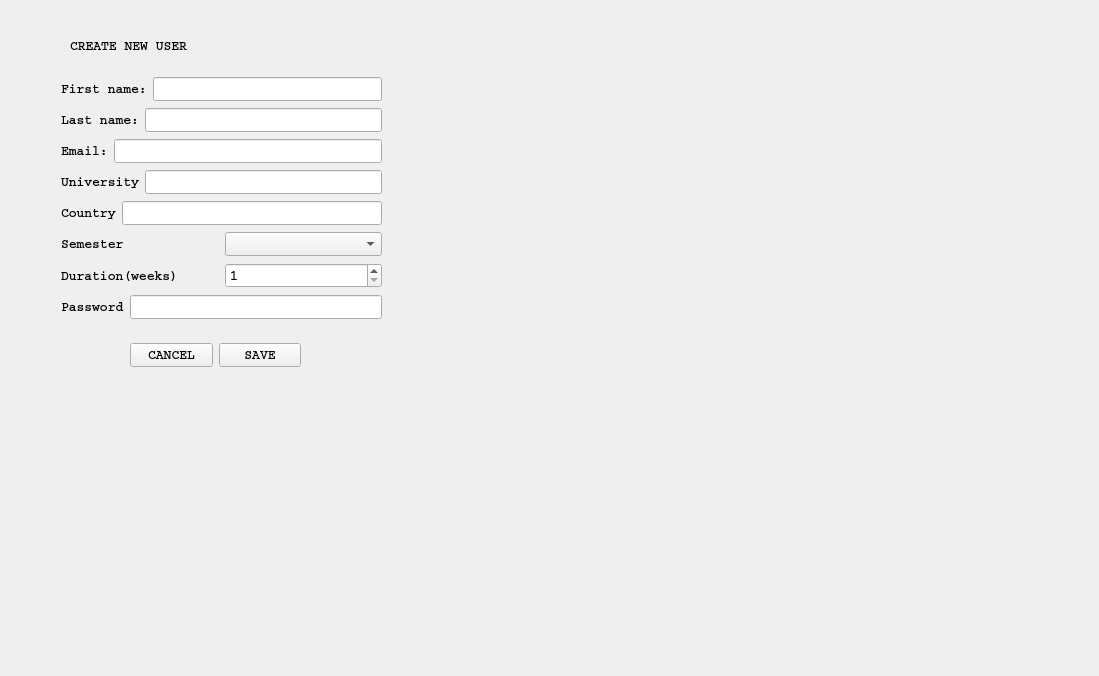
Qt form newstudent.ui (casalete/ErasmusIo) before a commit.
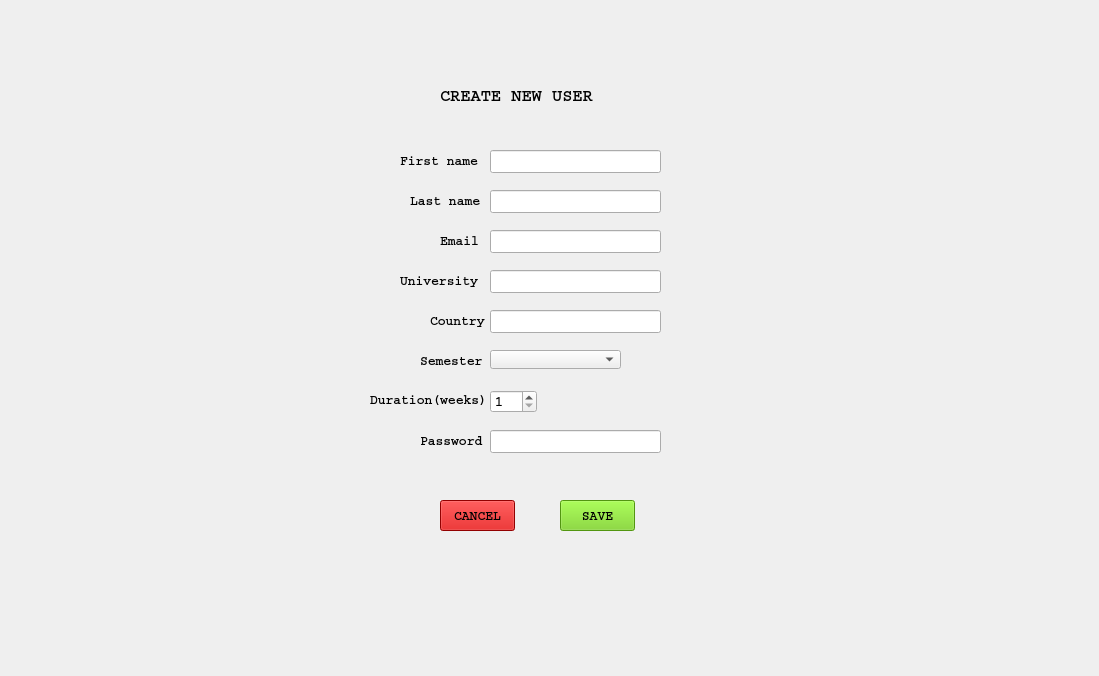
The same form after that commit. Icons and pictures are not drawn.

```diff
--- a/newstudent.ui
+++ b/newstudent.ui
@@ -16,24 +16,19 @@
   <property name="styleSheet">
    <string notr="true">background-image: url(:/triupd.png);</string>
   </property>
-  <widget class="QWidget" name="layoutWidget">
+  <widget class="QLabel" name="label">
    <property name="geometry">
     <rect>
-     <x>61</x>
-     <y>76</y>
-     <width>321</width>
-     <height>251</height>
+     <x>440</x>
+     <y>80</y>
+     <width>161</width>
+     <height>31</height>
     </rect>
    </property>
-   <layout class="QVBoxLayout" name="verticalLayout">
-    <item>
-     <layout class="QHBoxLayout" name="horizontalLayout">
-      <item>
-       <widget class="QLabel" name="label_3">
         <property name="font">
          <font>
           <family>Courier</family>
-          <pointsize>10</pointsize>
+     <pointsize>13</pointsize>
           <weight>75</weight>
           <bold>true</bold>
          </font>
@@ -42,62 +37,18 @@
          <string notr="true">background: transparent;</string>
         </property>
         <property name="text">
-         <string>First name:</string>
-        </property>
-       </widget>
-      </item>
-      <item>
-       <widget class="QLineEdit" name="lineEdit_firstName">
-        <property name="font">
-         <font>
-          <family>Courier</family>
-          <pointsize>10</pointsize>
-          <weight>75</weight>
-          <bold>true</bold>
-         </font>
-        </property>
-       </widget>
-      </item>
-     </layout>
-    </item>
-    <item>
-     <layout class="QHBoxLayout" name="horizontalLayout_2">
-      <item>
-       <widget class="QLabel" name="label_4">
-        <property name="font">
-         <font>
-          <family>Courier</family>
-          <pointsize>10</pointsize>
-          <weight>75</weight>
-          <bold>true</bold>
-         </font>
-        </property>
-        <property name="styleSheet">
-         <string notr="true">background: transparent;</string>
-        </property>
-        <property name="text">
-         <string>Last name:</string>
-        </property>
-       </widget>
-      </item>
-      <item>
+    <string>CREATE NEW USER</string>
+   </property>
+  </widget>
        <widget class="QLineEdit" name="lineEdit_lastName">
-        <property name="font">
-         <font>
-          <family>Courier</family>
-          <pointsize>10</pointsize>
-          <weight>75</weight>
-          <bold>true</bold>
-         </font>
-        </property>
-       </widget>
-      </item>
-     </layout>
-    </item>
-    <item>
-     <layout class="QHBoxLayout" name="horizontalLayout_3">
-      <item>
-       <widget class="QLabel" name="label_5">
+   <property name="geometry">
+    <rect>
+     <x>490</x>
+     <y>190</y>
+     <width>171</width>
+     <height>23</height>
+    </rect>
+   </property>
         <property name="font">
          <font>
           <family>Courier</family>
@@ -106,32 +57,16 @@
           <bold>true</bold>
          </font>
         </property>
-        <property name="styleSheet">
-         <string notr="true">background: transparent;</string>
-        </property>
-        <property name="text">
-         <string>Email:</string>
-        </property>
-       </widget>
-      </item>
-      <item>
-       <widget class="QLineEdit" name="lineEdit_email">
-        <property name="font">
-         <font>
-          <family>Courier</family>
-          <pointsize>10</pointsize>
-          <weight>75</weight>
-          <bold>true</bold>
-         </font>
-        </property>
-       </widget>
-      </item>
-     </layout>
-    </item>
-    <item>
-     <layout class="QHBoxLayout" name="horizontalLayout_4">
-      <item>
-       <widget class="QLabel" name="label_2">
+  </widget>
+  <widget class="QLabel" name="label_4">
+   <property name="geometry">
+    <rect>
+     <x>410</x>
+     <y>190</y>
+     <width>78</width>
+     <height>21</height>
+    </rect>
+   </property>
         <property name="font">
          <font>
           <family>Courier</family>
@@ -144,28 +79,18 @@
          <string notr="true">background: transparent;</string>
         </property>
         <property name="text">
-         <string>University</string>
-        </property>
-       </widget>
-      </item>
-      <item>
-       <widget class="QLineEdit" name="lineEdit_university">
-        <property name="font">
-         <font>
-          <family>Courier</family>
-          <pointsize>10</pointsize>
-          <weight>75</weight>
-          <bold>true</bold>
-         </font>
-        </property>
-       </widget>
-      </item>
-     </layout>
-    </item>
-    <item>
-     <layout class="QHBoxLayout" name="horizontalLayout_5">
-      <item>
+    <string>Last name</string>
+   </property>
+  </widget>
        <widget class="QLabel" name="label_7">
+   <property name="geometry">
+    <rect>
+     <x>430</x>
+     <y>310</y>
+     <width>55</width>
+     <height>21</height>
+    </rect>
+   </property>
         <property name="font">
          <font>
           <family>Courier</family>
@@ -181,9 +106,15 @@
          <string>Country</string>
         </property>
        </widget>
-      </item>
-      <item>
        <widget class="QLineEdit" name="lineEdit_country">
+   <property name="geometry">
+    <rect>
+     <x>490</x>
+     <y>310</y>
+     <width>171</width>
+     <height>23</height>
+    </rect>
+   </property>
         <property name="font">
          <font>
           <family>Courier</family>
@@ -193,13 +124,15 @@
          </font>
         </property>
        </widget>
-      </item>
-     </layout>
-    </item>
-    <item>
-     <layout class="QHBoxLayout" name="horizontalLayout_6">
-      <item>
-       <widget class="QLabel" name="label_8">
+  <widget class="QLabel" name="label_2">
+   <property name="geometry">
+    <rect>
+     <x>400</x>
+     <y>270</y>
+     <width>81</width>
+     <height>21</height>
+    </rect>
+   </property>
         <property name="font">
          <font>
           <family>Courier</family>
@@ -212,12 +145,18 @@
          <string notr="true">background: transparent;</string>
         </property>
         <property name="text">
-         <string>Semester</string>
-        </property>
-       </widget>
-      </item>
-      <item>
-       <widget class="QComboBox" name="comboBox_semester">
+    <string>University</string>
+   </property>
+  </widget>
+  <widget class="QLineEdit" name="lineEdit_university">
+   <property name="geometry">
+    <rect>
+     <x>490</x>
+     <y>270</y>
+     <width>171</width>
+     <height>23</height>
+    </rect>
+   </property>
         <property name="font">
          <font>
           <family>Courier</family>
@@ -227,13 +166,15 @@
          </font>
         </property>
        </widget>
-      </item>
-     </layout>
-    </item>
-    <item>
-     <layout class="QHBoxLayout" name="horizontalLayout_7">
-      <item>
-       <widget class="QLabel" name="label_9">
+  <widget class="QLineEdit" name="lineEdit_firstName">
+   <property name="geometry">
+    <rect>
+     <x>490</x>
+     <y>150</y>
+     <width>171</width>
+     <height>23</height>
+    </rect>
+   </property>
         <property name="font">
          <font>
           <family>Courier</family>
@@ -242,16 +183,40 @@
           <bold>true</bold>
          </font>
         </property>
+  </widget>
+  <widget class="QLabel" name="label_3">
+   <property name="geometry">
+    <rect>
+     <x>400</x>
+     <y>150</y>
+     <width>86</width>
+     <height>21</height>
+    </rect>
+   </property>
+   <property name="font">
+    <font>
+     <family>Courier</family>
+     <pointsize>10</pointsize>
+     <weight>75</weight>
+     <bold>true</bold>
+    </font>
+   </property>
         <property name="styleSheet">
          <string notr="true">background: transparent;</string>
         </property>
         <property name="text">
-         <string>Duration(weeks)</string>
-        </property>
-       </widget>
-      </item>
-      <item>
+    <string>First name</string>
+   </property>
+  </widget>
        <widget class="QSpinBox" name="spinBox_duration">
+   <property name="geometry">
+    <rect>
+     <x>490</x>
+     <y>390</y>
+     <width>47</width>
+     <height>23</height>
+    </rect>
+   </property>
         <property name="font">
          <font>
           <family>Courier</family>
@@ -267,13 +232,15 @@
          <number>30</number>
         </property>
        </widget>
-      </item>
-     </layout>
-    </item>
-    <item>
-     <layout class="QHBoxLayout" name="horizontalLayout_8">
-      <item>
-       <widget class="QLabel" name="label_6">
+  <widget class="QLabel" name="label_9">
+   <property name="geometry">
+    <rect>
+     <x>370</x>
+     <y>390</y>
+     <width>117</width>
+     <height>20</height>
+    </rect>
+   </property>
         <property name="font">
          <font>
           <family>Courier</family>
@@ -286,12 +253,18 @@
          <string notr="true">background: transparent;</string>
         </property>
         <property name="text">
-         <string>Password</string>
-        </property>
-       </widget>
-      </item>
-      <item>
+    <string>Duration(weeks)</string>
+   </property>
+  </widget>
        <widget class="QLineEdit" name="lineEdit_password">
+   <property name="geometry">
+    <rect>
+     <x>490</x>
+     <y>430</y>
+     <width>171</width>
+     <height>23</height>
+    </rect>
+   </property>
         <property name="font">
          <font>
           <family>Courier</family>
@@ -304,18 +277,13 @@
          <enum>QLineEdit::Password</enum>
         </property>
        </widget>
-      </item>
-     </layout>
-    </item>
-   </layout>
-  </widget>
-  <widget class="QLabel" name="label">
+  <widget class="QLabel" name="label_6">
    <property name="geometry">
     <rect>
-     <x>70</x>
-     <y>30</y>
-     <width>131</width>
-     <height>31</height>
+     <x>420</x>
+     <y>430</y>
+     <width>63</width>
+     <height>21</height>
     </rect>
    </property>
    <property name="font">
@@ -330,21 +298,18 @@
     <string notr="true">background: transparent;</string>
    </property>
    <property name="text">
-    <string>CREATE NEW USER</string>
+    <string>Password</string>
    </property>
   </widget>
-  <widget class="QWidget" name="layoutWidget">
-   <property name="geometry">
-    <rect>
-     <x>130</x>
-     <y>340</y>
-     <width>171</width>
-     <height>31</height>
-    </rect>
-   </property>
-   <layout class="QHBoxLayout" name="horizontalLayout_9">
-    <item>
      <widget class="QPushButton" name="cancelButton">
+   <property name="geometry">
+    <rect>
+     <x>440</x>
+     <y>500</y>
+     <width>75</width>
+     <height>31</height>
+    </rect>
+   </property>
       <property name="font">
        <font>
         <family>Courier</family>
@@ -353,13 +318,22 @@
         <bold>true</bold>
        </font>
       </property>
+   <property name="styleSheet">
+    <string notr="true">background: rgb(204, 0, 0);</string>
+   </property>
       <property name="text">
        <string>CANCEL</string>
       </property>
      </widget>
-    </item>
-    <item>
      <widget class="QPushButton" name="submitButton">
+   <property name="geometry">
+    <rect>
+     <x>560</x>
+     <y>500</y>
+     <width>75</width>
+     <height>31</height>
+    </rect>
+   </property>
       <property name="font">
        <font>
         <family>Courier</family>
@@ -368,12 +342,96 @@
         <bold>true</bold>
        </font>
       </property>
+   <property name="styleSheet">
+    <string notr="true">background: rgb(115, 210, 22);</string>
+   </property>
       <property name="text">
        <string>SAVE</string>
       </property>
      </widget>
-    </item>
-   </layout>
+  <widget class="QLineEdit" name="lineEdit_email">
+   <property name="geometry">
+    <rect>
+     <x>490</x>
+     <y>230</y>
+     <width>171</width>
+     <height>23</height>
+    </rect>
+   </property>
+   <property name="font">
+    <font>
+     <family>Courier</family>
+     <pointsize>10</pointsize>
+     <weight>75</weight>
+     <bold>true</bold>
+    </font>
+   </property>
+  </widget>
+  <widget class="QLabel" name="label_5">
+   <property name="geometry">
+    <rect>
+     <x>440</x>
+     <y>230</y>
+     <width>47</width>
+     <height>21</height>
+    </rect>
+   </property>
+   <property name="font">
+    <font>
+     <family>Courier</family>
+     <pointsize>10</pointsize>
+     <weight>75</weight>
+     <bold>true</bold>
+    </font>
+   </property>
+   <property name="styleSheet">
+    <string notr="true">background: transparent;</string>
+   </property>
+   <property name="text">
+    <string>Email</string>
+   </property>
+  </widget>
+  <widget class="QLabel" name="label_8">
+   <property name="geometry">
+    <rect>
+     <x>420</x>
+     <y>350</y>
+     <width>63</width>
+     <height>21</height>
+    </rect>
+   </property>
+   <property name="font">
+    <font>
+     <family>Courier</family>
+     <pointsize>10</pointsize>
+     <weight>75</weight>
+     <bold>true</bold>
+    </font>
+   </property>
+   <property name="styleSheet">
+    <string notr="true">background: transparent;</string>
+   </property>
+   <property name="text">
+    <string>Semester</string>
+   </property>
+  </widget>
+  <widget class="QComboBox" name="comboBox_semester">
+   <property name="geometry">
+    <rect>
+     <x>490</x>
+     <y>350</y>
+     <width>131</width>
+     <height>19</height>
+    </rect>
+   </property>
+   <property name="font">
+    <font>
+     <family>Courier</family>
+     <pointsize>10</pointsize>
+     <weight>75</weight>
+     <bold>true</bold>
+    </font>
+   </property>
   </widget>
  </widget>
  <resources/>
```
Lines whose indentation alone changed are shown as unchanged.
